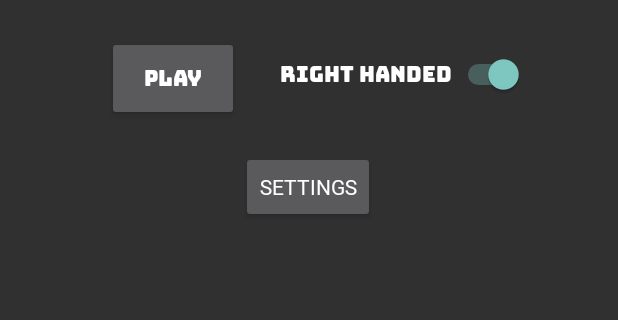
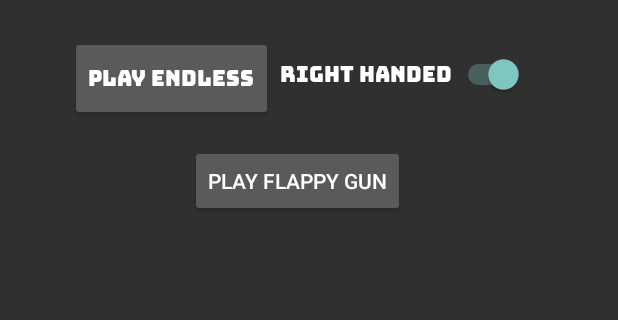
Before and after one commit to Emil-H-Uhlin/trigger-finger, an Android app: the screen it shows after launch (MainActivity), on a phone screen of 412 x 824 dp, the part 553-873 px from its top. Run offline under Robolectric (Android 15) with nearby library versions, the phone set to English and light mode, and no system bars.

Commit message:
Added flappy button to menu, and removed settings

```diff
--- a/app/src/main/java/emi/uhl/triggerfinger/MainActivity.kt
+++ b/app/src/main/java/emi/uhl/triggerfinger/MainActivity.kt
@@ -19,13 +19,18 @@ class MainActivity : AppCompatActivity(R.layout.activity_main) {
         findViewById<Button>(R.id.btn_play).setOnClickListener {
             val gameActivity = Intent(this, GameActivity::class.java).apply {
                 putExtra("right_handed", findViewById<Switch>(R.id.tgl_right_handed).isChecked)
+                putExtra("game_mode", "base")
             }
 
             startActivity(gameActivity)
         }
 
-        findViewById<Button>(R.id.btn_settings).setOnClickListener {
+        findViewById<Button>(R.id.btn_play_flappy).setOnClickListener {
+            val gameActivity = Intent(this, GameActivity::class.java).apply {
+                putExtra("game_mode", "flappy")
+            }
 
+            startActivity(gameActivity)
         }
     }
 }
--- a/app/src/main/res/layout/activity_main.xml
+++ b/app/src/main/res/layout/activity_main.xml
@@ -35,27 +35,25 @@
         app:layout_constraintVertical_bias="0.368" />
 
     <Button
-        android:id="@+id/btn_settings"
-        android:layout_width="wrap_content"
-        android:layout_height="wrap_content"
-        android:layout_marginTop="20dp"
-        android:fontFamily="@font/atma_bold"
-        android:text="Settings"
-        app:layout_constraintEnd_toEndOf="parent"
-        app:layout_constraintHorizontal_bias="0.498"
-        app:layout_constraintStart_toStartOf="parent"
-        app:layout_constraintTop_toBottomOf="@+id/btn_play" />
-
-    <Button
         android:id="@+id/btn_play"
         android:layout_width="wrap_content"
         android:layout_height="wrap_content"
         android:layout_marginTop="24dp"
         android:fontFamily="@font/bungee"
-        android:text="Play"
+        android:text="Play Endless"
         app:layout_constraintEnd_toStartOf="@+id/tgl_right_handed"
         app:layout_constraintHorizontal_bias="0.516"
         app:layout_constraintStart_toStartOf="@+id/txt_title"
         app:layout_constraintTop_toBottomOf="@+id/txt_title" />
 
+    <Button
+        android:id="@+id/btn_play_flappy"
+        android:layout_width="wrap_content"
+        android:layout_height="wrap_content"
+        android:layout_marginTop="16dp"
+        android:text="Play Flappy gun"
+        app:layout_constraintEnd_toEndOf="@+id/tgl_right_handed"
+        app:layout_constraintStart_toStartOf="@+id/btn_play"
+        app:layout_constraintTop_toBottomOf="@+id/btn_play" />
+
 </androidx.constraintlayout.widget.ConstraintLayout>
```
Also changed, not shown: app/src/main/java/emi/uhl/triggerfinger/GameActivity.kt (+7 -1 lines).
